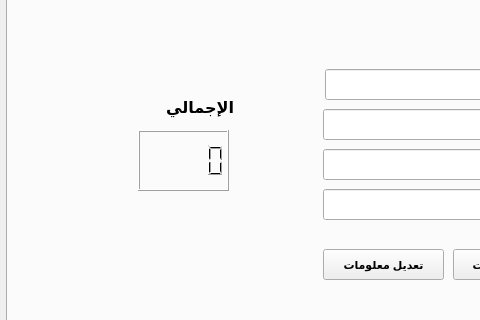
First picture: the form in main.ui, repository SamehDorgham/Cars-App, before the edit; both pictures show x 0 to 480 and y 110 to 430 of the 888 by 567 pixel window.
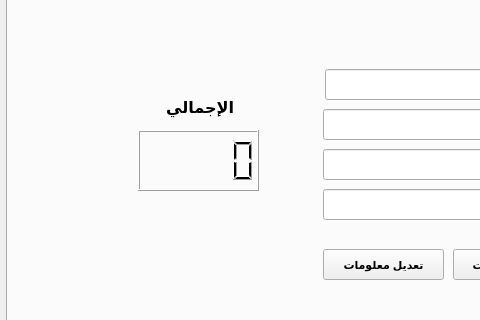
Second picture: the form after the edit. The open tabs and pages were chosen to show the change. Icons and pictures are not drawn.

```diff
--- a/main.ui
+++ b/main.ui
@@ -1754,10 +1754,15 @@
        <rect>
         <x>130</x>
         <y>144</y>
-        <width>91</width>
+        <width>121</width>
         <height>61</height>
        </rect>
       </property>
+      <property name="font">
+       <font>
+        <pointsize>8</pointsize>
+       </font>
+      </property>
      </widget>
      <widget class="QPushButton" name="btn_Update_Fuel_Info">
       <property name="geometry">
```
Left out of the diff: 16 changed lines with no effect on the pictures.
